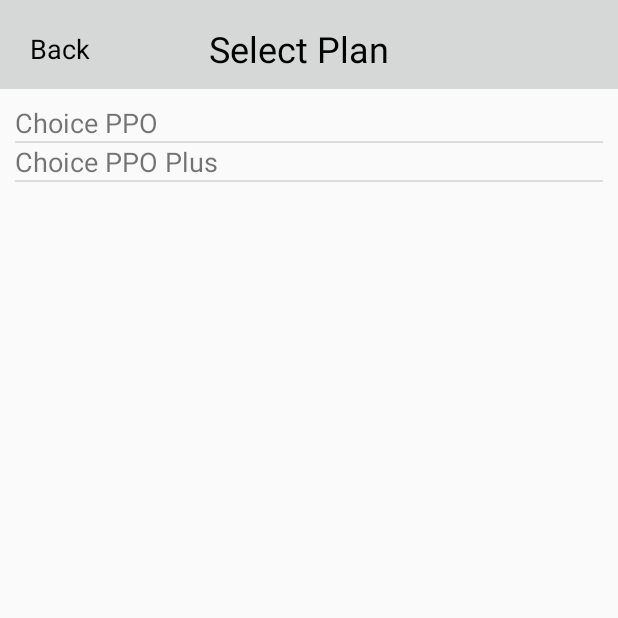
After one commit to docfin/docfin-android-app, an Android app: the SelectInsurancePlanActivity screen opened directly, with no data from a screen before it, on a phone screen of 412 x 824 dp, the top half of it. The commit adds this screen. Run offline under Robolectric (Android 15) with nearby library versions, the phone set to English and light mode, and no system bars.

Commit message:
add screen for insurance plans

```diff
--- a/app/src/main/AndroidManifest.xml
+++ b/app/src/main/AndroidManifest.xml
@@ -15,7 +15,8 @@
                 <category android:name="android.intent.category.LAUNCHER" />
             </intent-filter>
         </activity>
-        <activity android:name=".SelectInsuranceActivity"></activity>
+        <activity android:name=".SelectInsuranceProviderActivity"></activity>
+        <activity android:name=".SelectInsurancePlanActivity"></activity>
     </application>
 
 </manifest>
--- /dev/null
+++ b/app/src/main/java/com/jellsoft/mobile/docfin/SelectInsurancePlanActivity.java
@@ -0,0 +1,24 @@
+package com.jellsoft.mobile.docfin;
+
+import android.support.v4.app.Fragment;
+
+/**
+ * Created by atulanand on 8/6/16.
+ */
+public class SelectInsurancePlanActivity extends SingleFragmentActivity {
+    @Override
+    protected Fragment createFragment() {
+        return new SelectInsurancePlanFragment();
+    }
+
+    public void insurancePlanSelected(int planId)
+    {
+
+    }
+
+    public void backToInsuranceProviders()
+    {
+        setResult(100, getIntent());
+        finish();
+    }
+}
--- /dev/null
+++ b/app/src/main/java/com/jellsoft/mobile/docfin/SelectInsurancePlanFragment.java
@@ -0,0 +1,62 @@
+package com.jellsoft.mobile.docfin;
+
+import android.content.Intent;
+import android.os.Bundle;
+import android.support.v4.app.Fragment;
+import android.view.LayoutInflater;
+import android.view.View;
+import android.view.ViewGroup;
+import android.widget.AdapterView;
+import android.widget.ArrayAdapter;
+import android.widget.ListView;
+import android.widget.TextView;
+
+import com.jellsoft.mobile.docfin.model.Insurance;
+
+/**
+ * Created by atulanand on 8/6/16.
+ */
+public class SelectInsurancePlanFragment extends Fragment
+{
+
+    @Override
+    public void onCreate(Bundle savedInstanceState) {
+        super.onCreate(savedInstanceState);
+    }
+
+    @Override
+    public View onCreateView(LayoutInflater inflater, ViewGroup container, Bundle savedInstanceState)
+    {
+        final Intent intent = getActivity().getIntent();
+        int providerId = intent.getIntExtra(SelectInsuranceProviderActivity.PROVIDER, 0);
+
+        View v = inflater.inflate(R.layout.select_insurance_plan_fragment, container, false);
+        this.populateInsurancePlans(v, Insurance.providers.get(providerId));
+
+        TextView backLabel = (TextView)v.findViewById(R.id.backToInsuranceProviders);
+        backLabel.setOnClickListener(new View.OnClickListener() {
+            @Override
+            public void onClick(View view) {
+                ((SelectInsurancePlanActivity)getActivity()).backToInsuranceProviders();
+            }
+        });
+
+        ListView insurancePlans = (ListView) v.findViewById(R.id.insurancePlans);
+        insurancePlans.setOnItemClickListener(new AdapterView.OnItemClickListener() {
+            @Override
+            public void onItemClick(AdapterView<?> adapterView, View view, int position, long id) {
+                ((SelectInsurancePlanActivity)getActivity()).insurancePlanSelected(position);
+            }
+        });
+
+        return v;
+    }
+
+    private void populateInsurancePlans(View v, Insurance.Provider provider) {
+        ArrayAdapter<Insurance.Plan> plans = new ArrayAdapter(v.getContext(),
+                R.layout.textviewonly, provider.plans);
+        ListView listView = (ListView) v.findViewById(R.id.insurancePlans);
+        listView.setAdapter(plans);
+    }
+
+}
--- /dev/null
+++ b/app/src/main/java/com/jellsoft/mobile/docfin/SingleFragmentActivity.java
@@ -0,0 +1,28 @@
+package com.jellsoft.mobile.docfin;
+
+import android.os.Bundle;
+import android.support.v4.app.Fragment;
+import android.support.v4.app.FragmentManager;
+import android.support.v7.app.AppCompatActivity;
+
+/**
+ * Created by atulanand on 8/6/16.
+ */
+public abstract class SingleFragmentActivity extends AppCompatActivity {
+
+    protected abstract Fragment createFragment();
+
+    @Override
+    protected void onCreate(Bundle savedInstanceState) {
+        super.onCreate(savedInstanceState);
+        setContentView(R.layout.activity_select_insurance);
+
+        FragmentManager fm = getSupportFragmentManager();
+        Fragment fragment = fm.findFragmentById(R.id.single_frame_container);
+        if(fragment == null)
+        {
+            fragment = this.createFragment();
+            fm.beginTransaction().add(R.id.single_frame_container, fragment).commit();
+        }
+    }
+}
--- a/app/src/main/java/com/jellsoft/mobile/docfin/model/Insurance.java
+++ b/app/src/main/java/com/jellsoft/mobile/docfin/model/Insurance.java
@@ -72,5 +72,10 @@ public class Insurance {
         }
         public final String name;
 
+        @Override
+        public String toString() {
+            return this.name;
+        }
+
     }
 }
--- a/app/src/main/res/layout/activity_select_insurance.xml
+++ b/app/src/main/res/layout/activity_select_insurance.xml
@@ -1,10 +1,7 @@
 <?xml version="1.0" encoding="utf-8"?>
 <FrameLayout xmlns:android="http://schemas.android.com/apk/res/android"
-    xmlns:tools="http://schemas.android.com/tools"
     android:layout_width="match_parent"
     android:layout_height="match_parent"
     android:orientation="vertical"
-    android:id="@+id/select_insurance_container"
-    tools:context="com.jellsoft.mobile.docfin.SelectInsuranceActivity">
-
+    android:id="@+id/single_frame_container">
 </FrameLayout>
--- /dev/null
+++ b/app/src/main/res/layout/select_insurance_plan_fragment.xml
@@ -0,0 +1,46 @@
+<?xml version="1.0" encoding="utf-8"?>
+<LinearLayout xmlns:android="http://schemas.android.com/apk/res/android"
+    android:orientation="vertical" android:layout_width="match_parent"
+    android:layout_height="match_parent">
+
+    <LinearLayout
+        android:orientation="horizontal"
+        android:layout_width="match_parent"
+        android:layout_height="59dp"
+        android:layout_gravity="center_horizontal"
+        android:background="@color/button_material_light">
+        <TextView
+            android:layout_width="wrap_content"
+            android:layout_height="59dp"
+            android:id="@+id/backToInsuranceProviders"
+            android:text="Back"
+            android:layout_weight=".25"
+            android:fontFamily="Arial"
+            android:textSize="18dp"
+            android:textAppearance="@style/Base.DialogWindowTitleBackground.AppCompat"
+            android:elegantTextHeight="false"
+            android:paddingTop="20dp"
+            android:paddingLeft="20dp"/>
+
+        <TextView
+            android:layout_width="wrap_content"
+            android:layout_height="59dp"
+            android:id="@+id/selectInsuranceMsg"
+            android:text="Select Plan"
+            android:layout_gravity="center"
+            android:layout_weight=".7"
+            android:textAppearance="@style/Base.DialogWindowTitleBackground.AppCompat"
+            android:paddingLeft="25dp"
+            android:paddingTop="16dp"
+            android:textSize="24dp" />
+    </LinearLayout>
+
+    <ListView
+        android:layout_width="match_parent"
+        android:layout_height="match_parent"
+        android:id="@+id/insurancePlans"
+        android:paddingLeft="10dp"
+        android:paddingRight="10dp"
+        android:paddingTop="10dp"></ListView>
+
+</LinearLayout>
```
Also changed, not shown: app/src/main/java/com/jellsoft/mobile/docfin/MainActivity.java (+1 -7 lines), app/src/main/java/com/jellsoft/mobile/docfin/SelectInsuranceActivity.java (deleted, +0 -30 lines), app/src/main/java/com/jellsoft/mobile/docfin/SelectInsuranceProviderActivity.java (added, +33 -0 lines), app/src/main/java/com/jellsoft/mobile/docfin/SelectInsuranceProviderFragment.java (renamed from app/src/main/java/com/jellsoft/mobile/docfin/SelectInsuranceFragment.java, +17 -14 lines).
